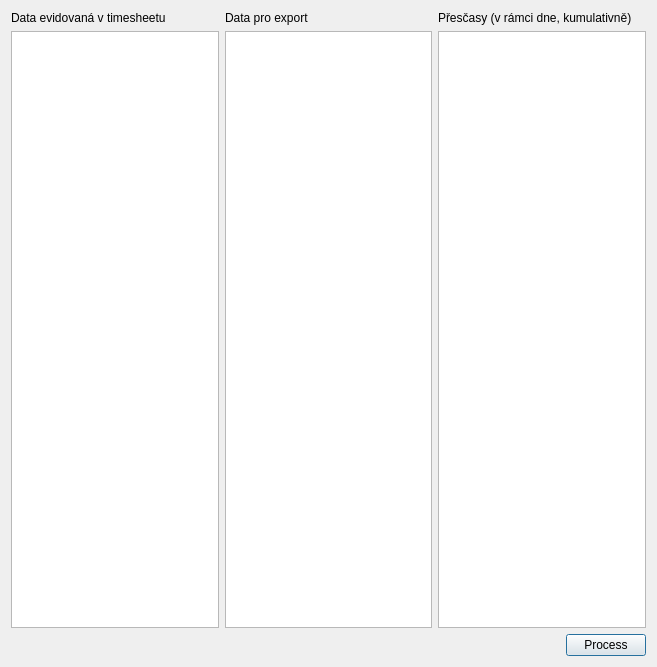
Before: the Qt Designer form exportdialog.ui in mdrska80/timesheet, drawn with Qt 5.
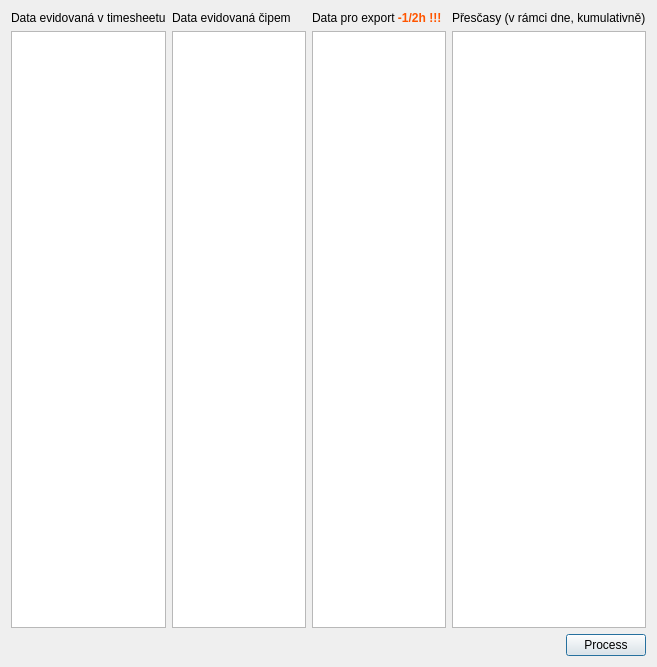
After: the same form once the commit is applied.

Diff of the .ui file:
```diff
--- a/exportdialog.ui
+++ b/exportdialog.ui
@@ -30,12 +30,26 @@
        </item>
       </layout>
      </item>
+     <item>
+      <layout class="QVBoxLayout" name="verticalLayout_6">
+       <item>
+        <widget class="QLabel" name="label_2">
+         <property name="text">
+          <string>Data evidovaná čipem</string>
+         </property>
+        </widget>
+       </item>
+       <item>
+        <widget class="QTextEdit" name="textEdit_4"/>
+       </item>
+      </layout>
+     </item>
      <item>
       <layout class="QVBoxLayout" name="verticalLayout_2">
        <item>
         <widget class="QLabel" name="label">
          <property name="text">
-          <string>Data pro export</string>
+          <string>&lt;html&gt;&lt;head/&gt;&lt;body&gt;&lt;p&gt;Data pro export &lt;span style=&quot; font-weight:600; color:#ff5500;&quot;&gt;-1/2h !!!&lt;/span&gt;&lt;/p&gt;&lt;/body&gt;&lt;/html&gt;</string>
          </property>
         </widget>
        </item>
```
